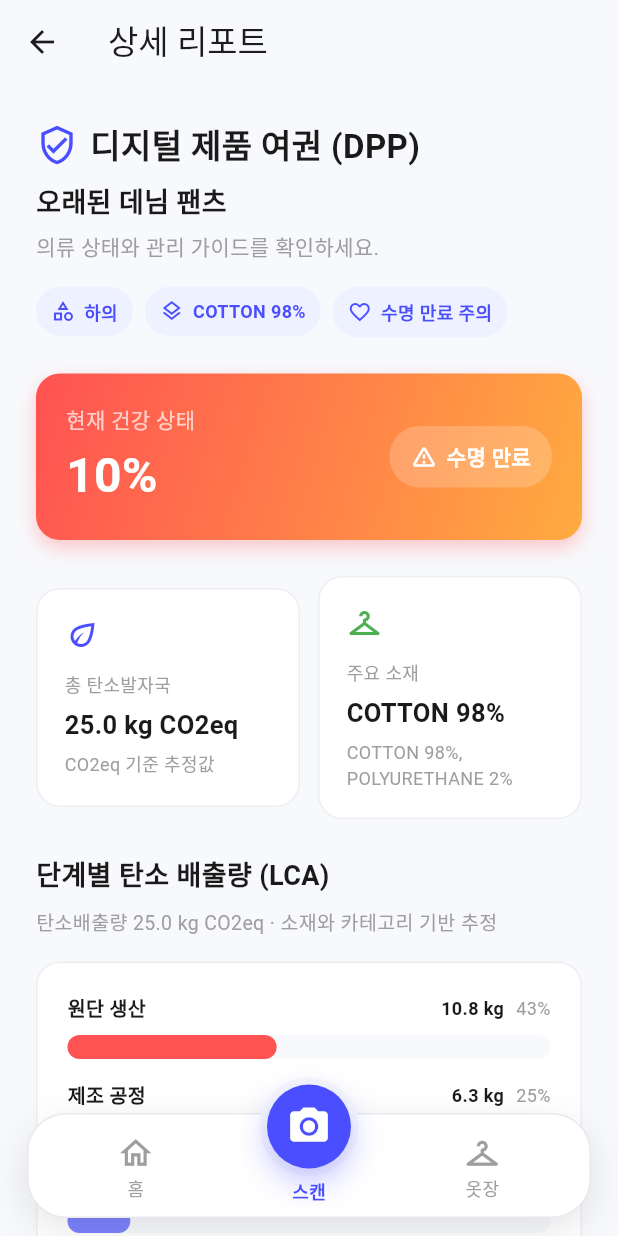
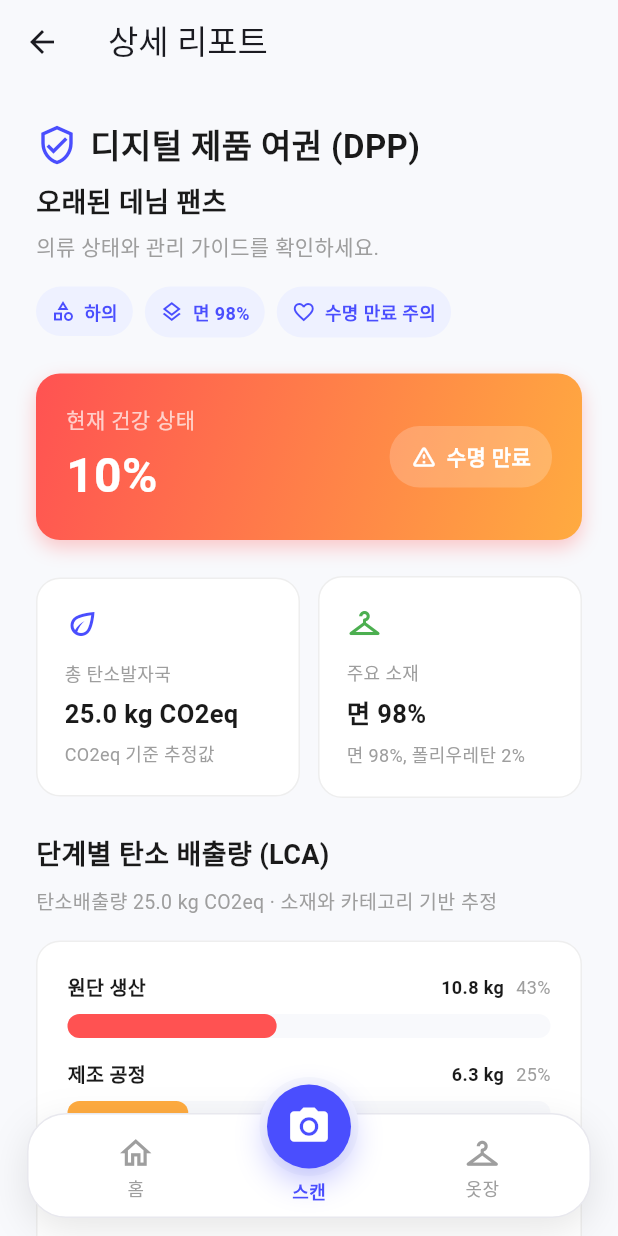
Before and after one commit to hushcut/K-DPP, a Flutter app: the ReportDetailScreen screen opened by its route, on a phone screen of 412 x 824 dp. Run offline on Flutter 3.47's test engine with Material 3 defaults, Android fonts, the phone set to English and light mode, and no system bars; our stand-ins replace image_picker, shared_preferences; accounts and stored records are empty.

Commit message:
소재 표시명을 한글로 변환
AI와 백엔드는 영어 소재 key를 유지하되 프론트 화면에서는 한글 소재명으로 표시하도록 정리했습니다.

- 스캔 결과 화면의 AI 인식 소재명을 한글로 표시합니다.

- DPP 리포트의 주요 소재와 소재 목록도 한글 표시명을 사용합니다.

- 내부 계산용 소재 key는 변경하지 않았습니다.

```diff
--- a/FRONTEND/lib/report_screen.dart
+++ b/FRONTEND/lib/report_screen.dart
@@ -39,7 +39,7 @@
     }
 
     final materialsText = item.materials.entries
-        .map((e) => '${e.key.toUpperCase()} ${_formatMaterialValue(e.value)}%')
+        .map((e) => '${_materialDisplayName(e.key)} ${_formatMaterialValue(e.value)}%')
         .join(', ');
 
     final lcaStages = _buildLcaBreakdown(item);
@@ -396,6 +396,36 @@
     return value.toStringAsFixed(1);
   }
 
+  static String _materialDisplayName(String key) {
+    const names = {
+      'cotton': '\uBA74',
+      'polyester': '\uD3F4\uB9AC\uC5D0\uC2A4\uD130',
+      'rayon': '\uB808\uC774\uC628',
+      'nylon': '\uB098\uC77C\uB860',
+      'wool': '\uC6B8',
+      'acrylic': '\uC544\uD06C\uB9B4',
+      'spandex': '\uC2A4\uD310\uB371\uC2A4',
+      'linen': '\uB9B0\uB128',
+      'viscose': '\uBE44\uC2A4\uCF54\uC2A4',
+      'silk': '\uC2E4\uD06C',
+      'modal': '\uBAA8\uB2EC',
+      'cashmere': '\uCE90\uC2DC\uBBF8\uC5B4',
+      'polyurethane': '\uD3F4\uB9AC\uC6B0\uB808\uD0C4',
+      'leather': '\uAC00\uC8FD',
+      'ramie': '\uB77C\uBBF8',
+      'lyocell': '\uB9AC\uC624\uC140',
+      'down': '\uB2E4\uC6B4',
+      'feather': '\uAE43\uD138',
+      'yak': '\uC57C\uD06C',
+      'mohair': '\uBAA8\uD5E4\uC5B4',
+      'bamboo': '\uB300\uB098\uBB34',
+      'cupro': '\uD050\uD504\uB85C',
+    };
+
+    final normalized = key.toLowerCase().trim();
+    return names[normalized] ?? key.toUpperCase();
+  }
+
   static String _healthLabel(int health) {
     if (health <= 20) return '수명 만료 주의';
     if (health <= 40) return '관리 주의';
@@ -409,7 +439,7 @@
     final sorted = item.materials.entries.toList()
       ..sort((a, b) => b.value.compareTo(a.value));
 
-    return '${sorted.first.key.toUpperCase()} ${_formatMaterialValue(sorted.first.value)}%';
+    return '${_materialDisplayName(sorted.first.key)} ${_formatMaterialValue(sorted.first.value)}%';
   }
 
   static bool _hasMaterial(Clothes item, List<String> keywords) {
```
Also changed, not shown: FRONTEND/lib/scan_screen.dart (+31 -1 lines).
